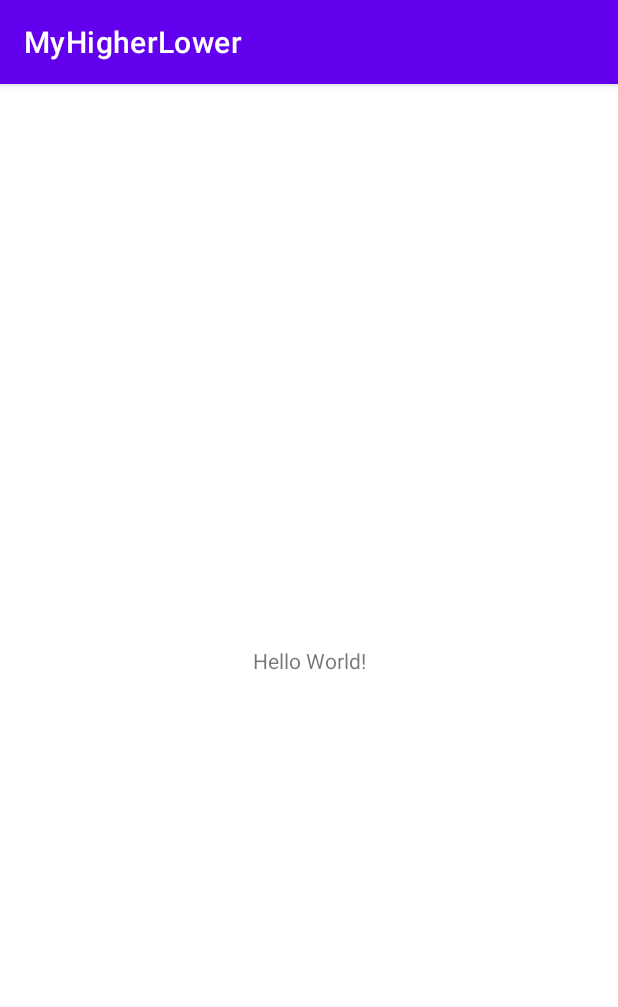
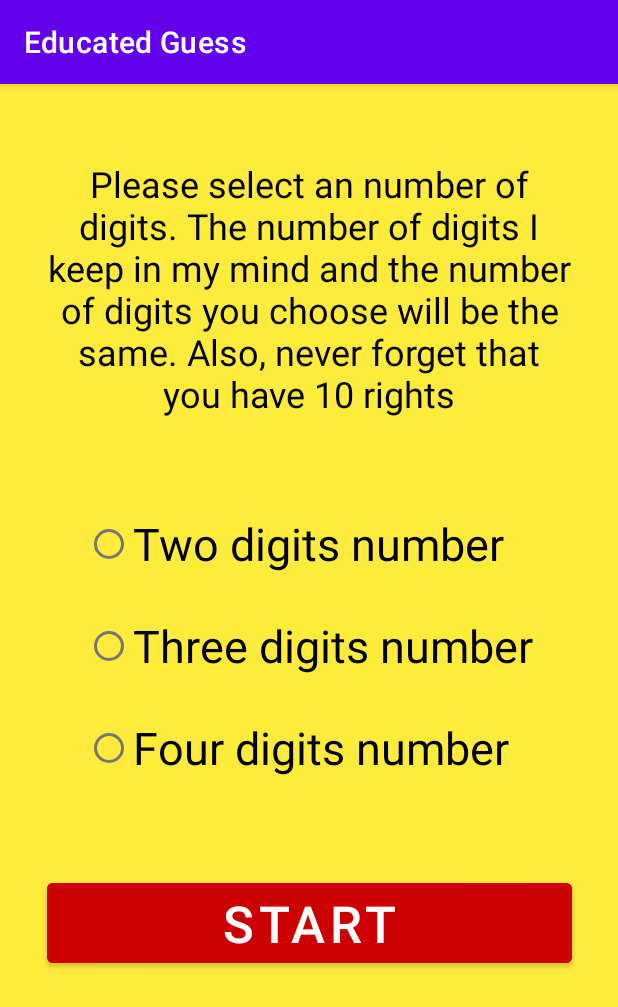
Before and after one commit to dennisbr3003/EducatedGuess, an Android app: the screen it shows after launch (MainActivity), on a phone screen of 412 x 824 dp. Shown: the top 1007 px of the screen. Run offline under Robolectric (Android 15) with nearby library versions, the phone set to English and light mode, and no system bars.

Commit message:
Add home page (educated guess)

```diff
--- a/app/src/main/AndroidManifest.xml
+++ b/app/src/main/AndroidManifest.xml
@@ -15,7 +15,7 @@
         tools:targetApi="31">
         <activity
             android:name=".SplashActivity"
-            android:theme="@style/Theme.Transparent3"
+            android:theme="@style/Theme.Transparent4"
             android:exported="true">
             <intent-filter>
                 <action android:name="android.intent.action.MAIN" />
--- a/app/src/main/res/layout/activity_main.xml
+++ b/app/src/main/res/layout/activity_main.xml
@@ -4,15 +4,70 @@
     xmlns:tools="http://schemas.android.com/tools"
     android:layout_width="match_parent"
     android:layout_height="match_parent"
+    android:background="#FFEB3B"
     tools:context=".MainActivity">
 
     <TextView
-        android:layout_width="wrap_content"
+        android:id="@+id/txtInfo"
+        android:layout_width="350dp"
         android:layout_height="wrap_content"
-        android:text="Hello World!"
-        app:layout_constraintBottom_toBottomOf="parent"
+        android:layout_marginTop="50dp"
+        android:text="@string/_info"
+        android:textAlignment="center"
+        android:textColor="@color/black"
+        android:textSize="24sp"
         app:layout_constraintEnd_toEndOf="parent"
         app:layout_constraintStart_toStartOf="parent"
         app:layout_constraintTop_toTopOf="parent" />
 
+    <RadioGroup
+        android:id="@+id/radioGroup"
+        android:layout_width="wrap_content"
+        android:layout_height="wrap_content"
+        android:layout_marginTop="50dp"
+        app:layout_constraintEnd_toEndOf="parent"
+        app:layout_constraintHorizontal_bias="0.5"
+        app:layout_constraintStart_toStartOf="parent"
+        app:layout_constraintTop_toBottomOf="@+id/txtInfo">
+
+        <RadioButton
+            android:id="@+id/radioButton"
+            android:layout_width="match_parent"
+            android:layout_height="wrap_content"
+            android:layout_margin="10dp"
+            android:text="Two digits number"
+            android:textSize="30sp" />
+
+        <RadioButton
+            android:id="@+id/rbThree"
+            android:layout_width="match_parent"
+            android:layout_height="wrap_content"
+            android:layout_margin="10dp"
+            android:text="Three digits number"
+            android:textSize="30sp" />
+
+        <RadioButton
+            android:id="@+id/rbFour"
+            android:layout_width="match_parent"
+            android:layout_height="wrap_content"
+            android:layout_margin="10dp"
+            android:text="Four digits number"
+            android:textSize="30sp" />
+    </RadioGroup>
+
+    <Button
+        android:id="@+id/btnStart"
+        android:layout_width="wrap_content"
+        android:layout_height="wrap_content"
+        android:layout_marginTop="50dp"
+        android:width="350dp"
+        android:backgroundTint="@android:color/holo_red_dark"
+        android:text="Start"
+        android:textColor="@color/white"
+        android:textSize="34sp"
+        app:layout_constraintEnd_toEndOf="parent"
+        app:layout_constraintHorizontal_bias="0.5"
+        app:layout_constraintStart_toStartOf="parent"
+        app:layout_constraintTop_toBottomOf="@+id/radioGroup" />
+
 </androidx.constraintlayout.widget.ConstraintLayout>
--- a/app/src/main/res/values/strings.xml
+++ b/app/src/main/res/values/strings.xml
@@ -1,8 +1,12 @@
 <resources>
-    <string name="app_name">MyHigherLower</string>
+    <string name="app_name">Educated Guess</string>
     <string name="title_activity_full_screen_splash">FullScreenSplashActivity</string>
     <string name="dummy_button">Dummy Button</string>
     <string name="dummy_content">DUMMY\nCONTENT</string>
     <string name="_educated_guess">Educated Guess</string>
     <string name="_splashscreen_graphic">splashscreen graphic</string>
+    <string name="_info">Please select an number of digits.
+    The number of digits I keep in my mind and
+    the number of digits you choose will be the same. Also,
+    never forget that you have 10 rights</string>
 </resources>
```
